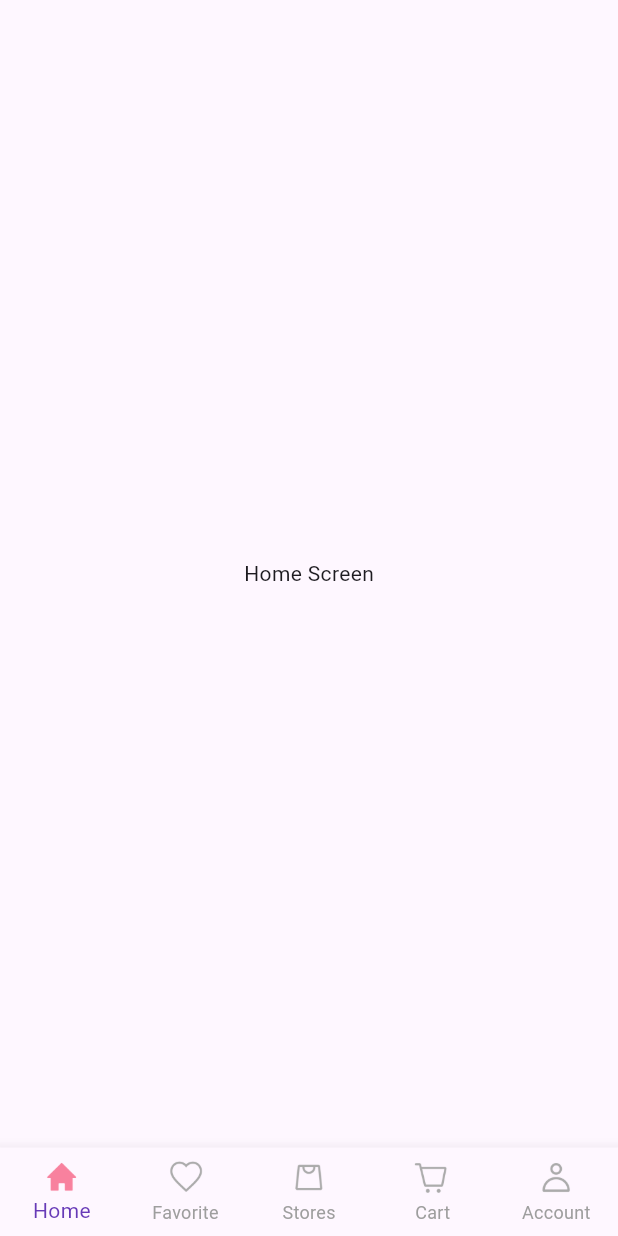
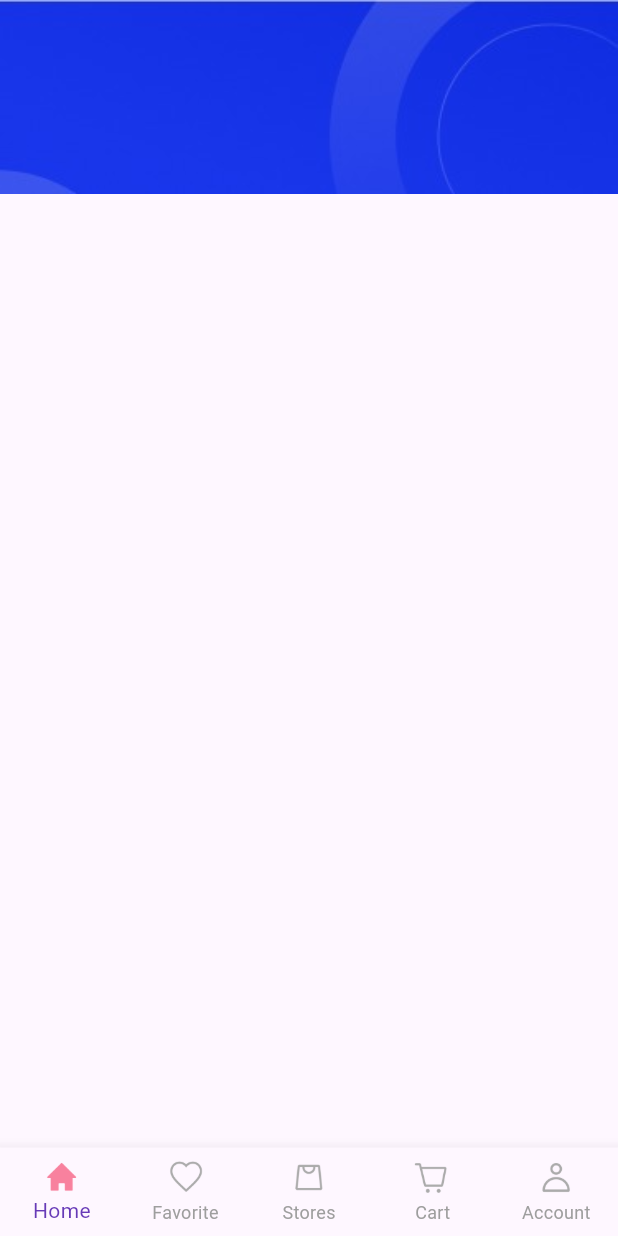
Before and after one commit to gyhcom/flutter_first, a Flutter app: the screen it shows after launch, on a phone screen of 412 x 824 dp. Run offline on Flutter 3.47's test engine with Material 3 defaults, Android fonts, the light colour scheme and no system bars; our stand-ins replace google_fonts.

Commit message:
feat: update HomeScreen layout to include HeaderWidget and enable scrolling

```diff
--- a/lib/views/screens/nav_screens/home_screen.dart
+++ b/lib/views/screens/nav_screens/home_screen.dart
@@ -1,10 +1,13 @@
 import 'package:flutter/material.dart';
+import 'package:store_app/views/screens/nav_screens/widgets/header_widget.dart';
 
 class HomeScreen extends StatelessWidget {
   const HomeScreen({super.key});
 
   @override
   Widget build(BuildContext context) {
-    return const Scaffold(body: Center(child: Text('Home Screen')));
+    return const Scaffold(
+      body: SingleChildScrollView(child: Column(children: [HeaderWidget()])),
+    );
   }
 }
--- /dev/null
+++ b/lib/views/screens/nav_screens/widgets/header_widget.dart
@@ -0,0 +1,22 @@
+import 'package:flutter/material.dart';
+
+class HeaderWidget extends StatelessWidget {
+  const HeaderWidget({super.key});
+
+  @override
+  Widget build(BuildContext context) {
+    return Container(
+      width: MediaQuery.of(context).size.width,
+      height: MediaQuery.of(context).size.height * 0.20,
+      child: Stack(
+        children: [
+          Image.asset(
+            'assets/icons/searchBanner.jpeg',
+            width: MediaQuery.of(context).size.width,
+            fit: BoxFit.cover,
+          ),
+        ],
+      ),
+    );
+  }
+}
```
